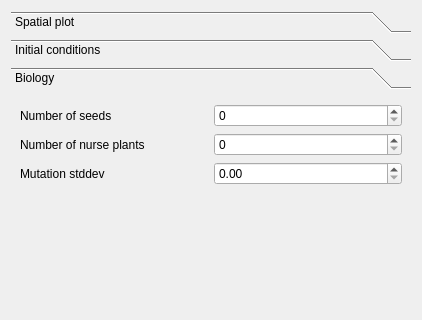
Above: korter_project_qt_parameters_widget.ui from richelbilderbeek/korter_project before the change; both pictures show x 0 to 422 and y 0 to 320 of the 422 by 728 pixel window. Below: the same form after it.
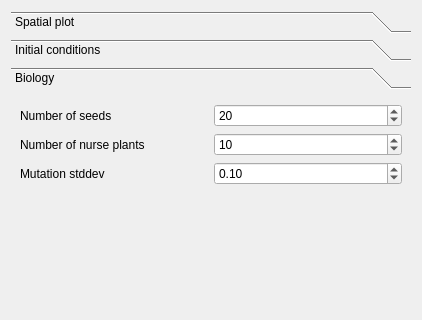
That is the form after the change. The open tabs and pages were chosen to show the change. Icons and pictures are not drawn.

Diff of the .ui file:
```diff
--- a/korter_project_qt_parameters_widget.ui
+++ b/korter_project_qt_parameters_widget.ui
@@ -226,7 +226,7 @@
         <x>0</x>
         <y>0</y>
         <width>400</width>
-        <height>524</height>
+        <height>397</height>
        </rect>
       </property>
       <attribute name="label">
@@ -267,7 +267,14 @@
         </widget>
        </item>
        <item row="0" column="1">
-        <widget class="QSpinBox" name="box_n_seeds"/>
+        <widget class="QSpinBox" name="box_n_seeds">
+         <property name="maximum">
+          <number>10000</number>
+         </property>
+         <property name="value">
+          <number>20</number>
+         </property>
+        </widget>
        </item>
        <item row="1" column="0">
         <widget class="QLabel" name="label_n_nurse_plants">
@@ -277,7 +284,14 @@
         </widget>
        </item>
        <item row="1" column="1">
-        <widget class="QSpinBox" name="box_n_nurse_plants"/>
+        <widget class="QSpinBox" name="box_n_nurse_plants">
+         <property name="maximum">
+          <number>1000</number>
+         </property>
+         <property name="value">
+          <number>10</number>
+         </property>
+        </widget>
        </item>
        <item row="2" column="0">
         <widget class="QLabel" name="label_mut_stddev">
@@ -287,7 +301,11 @@
         </widget>
        </item>
        <item row="2" column="1">
-        <widget class="QDoubleSpinBox" name="box_mut_stddev"/>
+        <widget class="QDoubleSpinBox" name="box_mut_stddev">
+         <property name="value">
+          <double>0.100000000000000</double>
+         </property>
+        </widget>
        </item>
       </layout>
      </widget>
```
Left out of the diff: 10 changed lines with no effect on the pictures.
